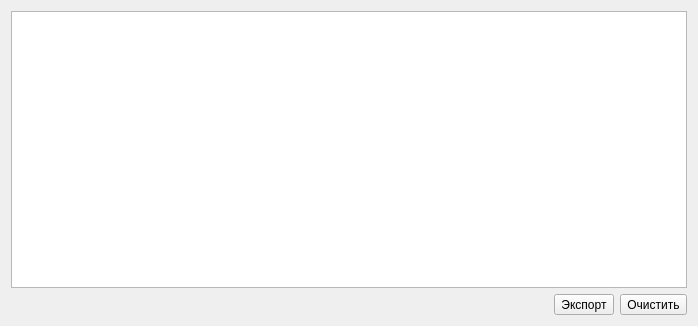
First picture: the form in logDialog.ui, repository gvintux/cm, before the edit.
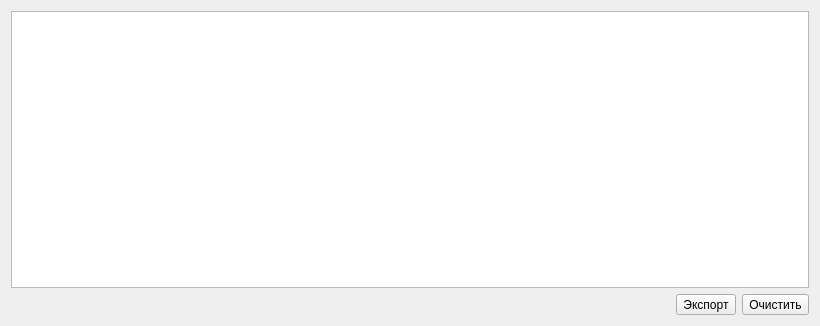
Second picture: the form after the edit.

Diff of the .ui file:
```diff
--- a/logDialog.ui
+++ b/logDialog.ui
@@ -6,7 +6,7 @@
    <rect>
     <x>0</x>
     <y>0</y>
-    <width>698</width>
+    <width>820</width>
     <height>326</height>
    </rect>
   </property>
```
